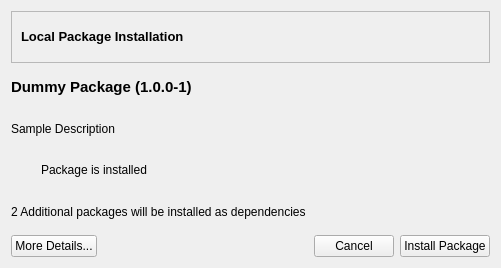
The window that branches/1.1/ui/fromFileDialog.ui (drf/shaman1) describes before a commit, drawn with Qt 5.
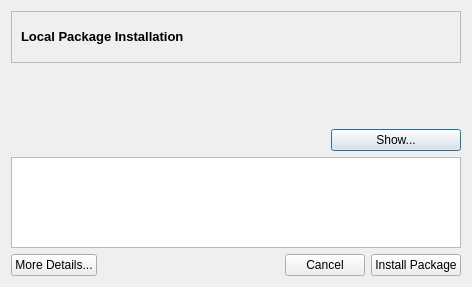
The same window after the commit. Icons and pictures are not drawn.

The edit to the form file:
```diff
--- a/branches/1.1/ui/fromFileDialog.ui
+++ b/branches/1.1/ui/fromFileDialog.ui
@@ -1,12 +1,12 @@
 <ui version="4.0" >
- <class>Form</class>
- <widget class="QWidget" name="Form" >
+ <class>LocalPackage</class>
+ <widget class="QDialog" name="LocalPackage" >
   <property name="geometry" >
    <rect>
     <x>0</x>
     <y>0</y>
-    <width>501</width>
-    <height>268</height>
+    <width>472</width>
+    <height>287</height>
    </rect>
   </property>
   <property name="windowTitle" >
@@ -70,18 +70,14 @@
    <item>
     <widget class="QLabel" name="label" >
      <property name="text" >
-      <string>&lt;!DOCTYPE HTML PUBLIC "-//W3C//DTD HTML 4.0//EN" "http://www.w3.org/TR/REC-html40/strict.dtd">
-&lt;html>&lt;head>&lt;meta name="qrichtext" content="1" />&lt;style type="text/css">
-p, li { white-space: pre-wrap; }
-&lt;/style>&lt;/head>&lt;body style=" font-family:'Sans Serif'; font-size:10pt; font-weight:400; font-style:normal;">
-&lt;p style=" margin-top:0px; margin-bottom:0px; margin-left:0px; margin-right:0px; -qt-block-indent:0; text-indent:0px;">&lt;span style=" font-size:11pt; font-weight:600;">Dummy Package (1.0.0-1)&lt;/span>&lt;/p>&lt;/body>&lt;/html></string>
+      <string/>
      </property>
     </widget>
    </item>
    <item>
     <widget class="QLabel" name="label_6" >
      <property name="text" >
-      <string>Sample Description</string>
+      <string/>
      </property>
      <property name="scaledContents" >
       <bool>true</bool>
@@ -112,7 +108,7 @@
      <item>
       <widget class="QLabel" name="label_2" >
        <property name="text" >
-        <string>Package is installed</string>
+        <string/>
        </property>
        <property name="scaledContents" >
         <bool>true</bool>
@@ -125,17 +121,44 @@
     </layout>
    </item>
    <item>
-    <widget class="QLabel" name="label_7" >
-     <property name="text" >
-      <string>2 Additional packages will be installed as dependencies</string>
-     </property>
-     <property name="scaledContents" >
-      <bool>true</bool>
-     </property>
-     <property name="wordWrap" >
-      <bool>true</bool>
-     </property>
-    </widget>
+    <layout class="QHBoxLayout" name="horizontalLayout_3" >
+     <item>
+      <widget class="QLabel" name="depsLabel" >
+       <property name="text" >
+        <string/>
+       </property>
+       <property name="scaledContents" >
+        <bool>true</bool>
+       </property>
+       <property name="wordWrap" >
+        <bool>true</bool>
+       </property>
+      </widget>
+     </item>
+     <item>
+      <widget class="QPushButton" name="showButton" >
+       <property name="maximumSize" >
+        <size>
+         <width>130</width>
+         <height>16777215</height>
+        </size>
+       </property>
+       <property name="text" >
+        <string>Show...</string>
+       </property>
+       <property name="icon" >
+        <iconset resource="shaman.qrc" >
+         <normaloff>:/Icons/icons/view-list-tree.png</normaloff>:/Icons/icons/view-list-tree.png</iconset>
+       </property>
+       <property name="checkable" >
+        <bool>true</bool>
+       </property>
+      </widget>
+     </item>
+    </layout>
+   </item>
+   <item>
+    <widget class="QListWidget" name="listWidget" />
    </item>
    <item>
     <layout class="QHBoxLayout" name="horizontalLayout_2" >
```
Left out of the diff: 39 changed lines with no effect on the pictures.
